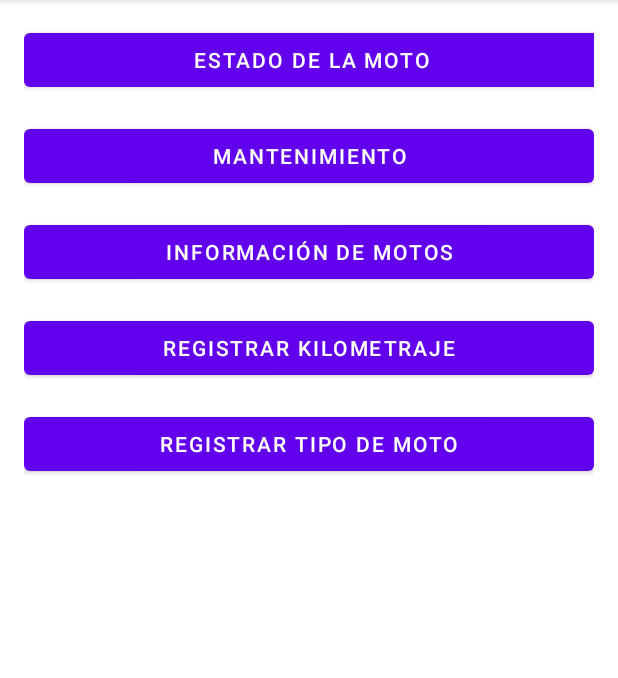
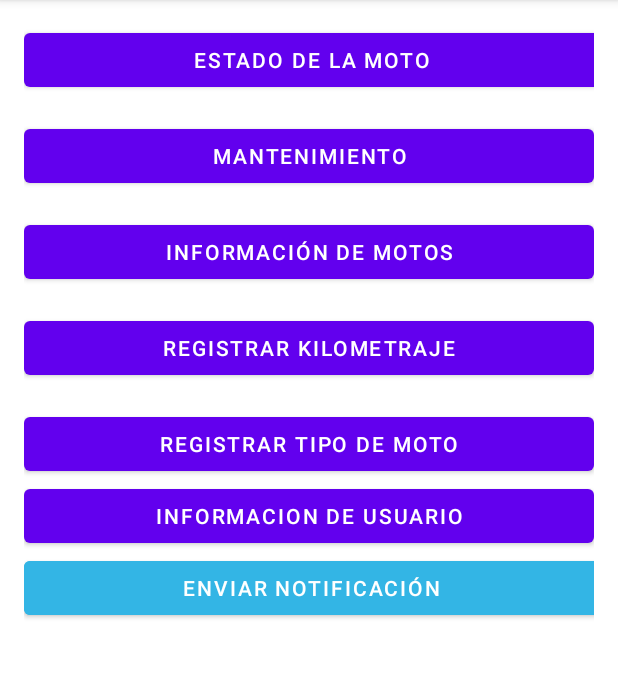
Before and after one commit to chirlex/AndroidShir, an Android app: the MainActivity2 screen opened directly, with no data from a screen before it, on a phone screen of 412 x 824 dp, the part 84-762 px from its top. Run offline under Robolectric (Android 15) with nearby library versions, the phone set to English and light mode, and no system bars.

Commit message:
MotoFit_E1

```diff
--- a/app/src/main/java/com/example/myapplication/EstadoMotoActivity.java
+++ b/app/src/main/java/com/example/myapplication/EstadoMotoActivity.java
@@ -1,5 +1,6 @@
 package com.example.myapplication;
 
+import android.content.Intent;
 import android.os.Bundle;
 import android.widget.Button;
 import android.widget.TextView;
@@ -12,6 +13,7 @@ public class EstadoMotoActivity extends AppCompatActivity {
 
     private TextView tvEstadoGeneral;
     private Button btnActualizarEstado;
+    private Button btnRegresar;
 
     @Override
     protected void onCreate(Bundle savedInstanceState) {
@@ -20,8 +22,12 @@ public class EstadoMotoActivity extends AppCompatActivity {
 
         // Vincular vistas
         tvEstadoGeneral = findViewById(R.id.tvEstadoGeneral);
+        btnRegresar= findViewById(R.id.Volverinicio);
         btnActualizarEstado = findViewById(R.id.btnActualizarEstado);
 
+        btnRegresar.setOnClickListener(v2 -> {
+                    startActivity(new Intent(EstadoMotoActivity.this, MainActivity2.class));
+        });
         // Configurar botón para actualizar estado
         btnActualizarEstado.setOnClickListener(v -> {
             // Aquí puedes agregar lógica para verificar sensores o una base de datos
--- a/app/src/main/res/layout/activity_info_motos.xml
+++ b/app/src/main/res/layout/activity_info_motos.xml
@@ -27,11 +27,11 @@
 
     <!-- Botón para volver -->
     <Button
-        android:id="@+id/btnVolverInfo"
+        android:id="@+id/btnVolverinicio"
         android:layout_width="wrap_content"
         android:layout_height="wrap_content"
         android:layout_marginTop="20dp"
         android:onClick="onVolverClicked"
-        android:text="Volver" />
+        android:text="Volver Inicio" />
 
 </LinearLayout>
--- a/app/src/main/res/layout/activity_kilometraje.xml
+++ b/app/src/main/res/layout/activity_kilometraje.xml
@@ -35,4 +35,10 @@
         android:backgroundTint="@android:color/holo_green_light"
         android:textColor="@android:color/white" />
 
+    <Button
+        android:id="@+id/button"
+        android:layout_width="match_parent"
+        android:layout_height="wrap_content"
+        android:text="Volver Inicio" />
+
 </LinearLayout>
--- a/app/src/main/res/layout/activity_main2.xml
+++ b/app/src/main/res/layout/activity_main2.xml
@@ -1,9 +1,10 @@
 <?xml version="1.0" encoding="utf-8"?>
 <LinearLayout xmlns:android="http://schemas.android.com/apk/res/android"
-android:layout_width="match_parent"
-android:layout_height="match_parent"
-android:orientation="vertical"
-android:padding="16dp">
+    android:layout_width="match_parent"
+    android:layout_height="match_parent"
+    xmlns:app="http://schemas.android.com/apk/res-auto"
+    android:orientation="vertical"
+    android:padding="16dp">
 
 <!-- Botón para Estado de la Moto -->
     <Button
@@ -44,5 +45,19 @@ android:padding="16dp">
     android:layout_height="wrap_content"
     android:text="Registrar Tipo de Moto" />
 
+    <Button
+        android:id="@+id/btnInforUsuario"
+        android:layout_width="match_parent"
+        android:layout_height="wrap_content"
+        android:text="Informacion de Usuario" />
+
+    <Button
+        android:id="@+id/btnSendNotification"
+        android:layout_width="383dp"
+        android:layout_height="wrap_content"
+        android:backgroundTint="@android:color/holo_blue_light"
+        android:text="Enviar Notificación"
+        android:textColor="@android:color/white" />
+
 
 </LinearLayout>
--- a/app/src/main/res/layout/fragment_home.xml
+++ b/app/src/main/res/layout/fragment_home.xml
@@ -14,5 +14,6 @@
         app:layout_constraintBottom_toBottomOf="parent"
         app:layout_constraintEnd_toEndOf="parent"
         app:layout_constraintStart_toStartOf="parent"
-        app:layout_constraintTop_toTopOf="parent" />
+        app:layout_constraintTop_toTopOf="parent"
+        app:rippleColor="#F00404" />
 </androidx.constraintlayout.widget.ConstraintLayout>
```
Also changed, not shown: app/src/main/AndroidManifest.xml (+8 -12 lines), app/src/main/java/com/example/myapplication/KilometrajeActivity.java (+8 -0 lines), app/src/main/java/com/example/myapplication/MainActivity2.java (+67 -1 lines), app/src/main/java/com/example/myapplication/MantenimientoActivity.java (+7 -0 lines), app/src/main/java/com/example/myapplication/TipoMotoActivity.java (+7 -0 lines), app/src/main/res/layout/activity_estado_moto.xml (+8 -1 lines).
